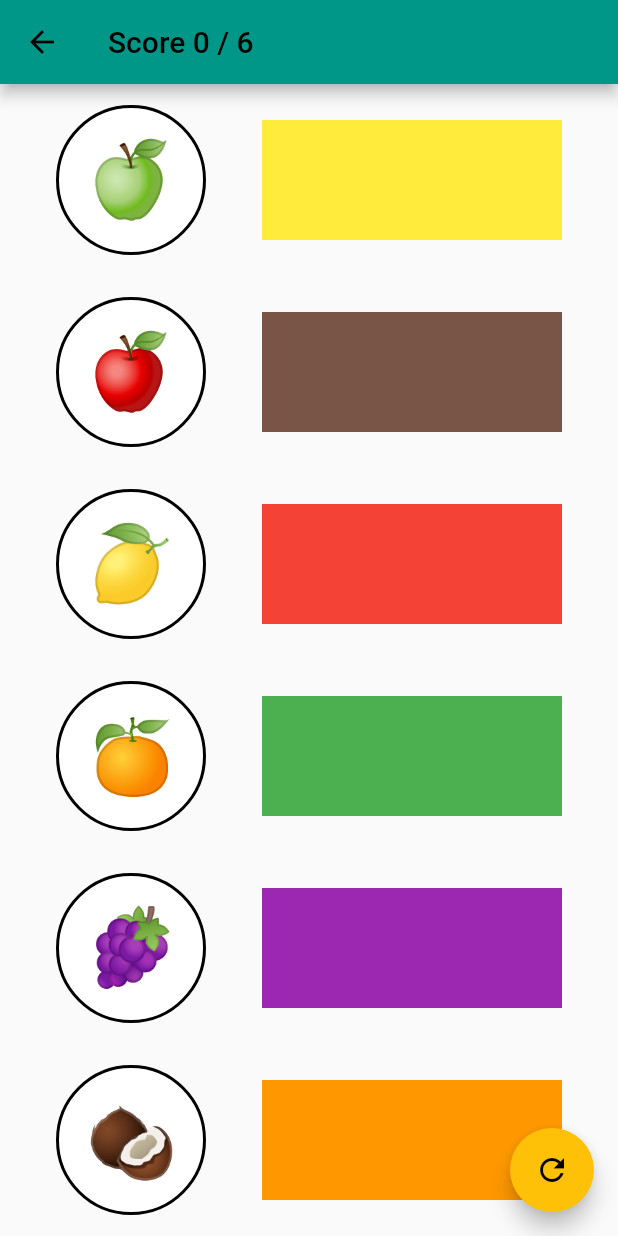
After one commit to myanar7/Babify, a Flutter app: the ColorGame screen opened directly, on a phone screen of 412 x 824 dp. The commit adds this screen. Run offline on Flutter 3.47's test engine with Material 2 defaults, Android fonts, the light colour scheme and no system bars; our stand-ins replace audioplayers, flutter_riverpod, focused_menu, hooks_riverpod, image_picker, youtube_player_flutter; missing offline and left inert: age_calculator; network calls fail.

Commit message:
Color Match Game Added

```diff
--- /dev/null
+++ b/lib/View/color_match_game_page.dart
@@ -0,0 +1,130 @@
+import 'dart:math';
+
+import 'package:audioplayers/audioplayers.dart';
+import 'package:flutter/material.dart';
+
+class ColorGame extends StatefulWidget {
+  const ColorGame({Key? key}) : super(key: key);
+
+  createState() => ColorGameState();
+}
+
+class ColorGameState extends State<ColorGame> {
+  //Map to keep track of the score
+  final Map<String, bool> score = {};
+
+  //Choices
+  final Map choices = {
+    '🍏': Colors.green,
+    '🍎': Colors.red,
+    '🍋': Colors.yellow,
+    '🍊': Colors.orange,
+    '🍇': Colors.purple,
+    '🥥': Colors.brown
+  };
+
+  int seed = 0;
+
+  //Play sound
+  AudioCache _audioController = AudioCache();
+
+  @override
+  Widget build(BuildContext context) {
+    return Scaffold(
+      appBar: AppBar(
+        title: Text('Score ${score.length} / 6'),
+        backgroundColor: Colors.teal,
+      ),
+      floatingActionButton: FloatingActionButton(
+        child: Icon(Icons.refresh),
+        onPressed: () {
+          setState(() {
+            score.clear();
+            seed++;
+          });
+        },
+      ),
+      body: Row(
+        mainAxisAlignment: MainAxisAlignment.spaceEvenly,
+        children: [
+          Column(
+              mainAxisAlignment: MainAxisAlignment.spaceAround,
+              crossAxisAlignment: CrossAxisAlignment.end,
+              children: choices.keys.map((emoji) {
+                return Draggable<String>(
+                  data: emoji,
+                  child: Emoji(emoji: score[emoji] == true ? '✅' : emoji),
+                  feedback: Emoji(emoji: emoji),
+                  childWhenDragging: const Emoji(emoji: '🌱'),
+                );
+              }).toList()), //end of column 1
+          Column(
+            mainAxisAlignment: MainAxisAlignment.spaceAround,
+            crossAxisAlignment: CrossAxisAlignment.start,
+            children:
+                choices.keys.map((emoji) => _builDragTarget(emoji)).toList()
+                  ..shuffle(Random(seed)),
+          )
+        ],
+      ),
+    );
+  }
+
+  Widget _builDragTarget(emoji) {
+    return DragTarget<String>(
+      builder: (BuildContext context, List<String?> incoming, List rejected) {
+        if (score[emoji] == true) {
+          return Container(
+            color: Colors.white,
+            child: Text('Correct'),
+            alignment: Alignment.center,
+            height: 80,
+            width: 200,
+          );
+        } else {
+          return Container(
+            color: choices[emoji],
+            height: 80,
+            width: 200,
+          );
+        }
+      },
+      onWillAccept: (data) => data == emoji,
+      onAccept: (data) {
+        setState(() {
+          score[emoji] = true;
+        });
+        _audioController.play('success.mp3');
+      },
+      onLeave: (data) {},
+    );
+  }
+}
+
+class Emoji extends StatelessWidget {
+  const Emoji({Key? key, required this.emoji}) : super(key: key);
+
+  final String emoji;
+
+  @override
+  Widget build(BuildContext context) {
+    return Material(
+      color: Colors.transparent,
+      child: Container(
+        height: 100,
+        width: 100,
+        child: Center(
+          child: Text(
+            emoji,
+            style: TextStyle(color: Colors.black, fontSize: 50),
+          ),
+        ),
+        decoration: BoxDecoration(
+          border: Border.all(color: Colors.black, width: 2),
+          color: Colors.white,
+          shape: BoxShape.circle,
+        ),
+      ),
+    );
+  }
+}
--- a/lib/main.dart
+++ b/lib/main.dart
@@ -1,5 +1,6 @@
 import 'package:flutter/material.dart';
 import 'package:flutter_application_1/View/album_page.dart';
+import 'package:flutter_application_1/View/color_match_game_page.dart';
 import 'package:flutter_application_1/View/comment_page.dart';
 import 'package:flutter_application_1/View/new_baby_profile.dart';
 import 'package:hooks_riverpod/hooks_riverpod.dart';
@@ -40,6 +41,7 @@ class _MyHomePageState extends State<MyHomePage> with TickerProviderStateMixin {
     const Tab(icon: Icon(Icons.photo)),
     const Tab(icon: Icon(Icons.comment)),
     const Tab(icon: Icon(Icons.video_collection)),
+    const Tab(icon: Icon(Icons.gamepad)),
   ];
 
   @override
@@ -76,7 +78,8 @@ class _MyHomePageState extends State<MyHomePage> with TickerProviderStateMixin {
             NewBabyProfilePage(),
             EntartainmentPage(),
             AlbumPage(),
-            CommentPage()
+            CommentPage(),
+            ColorGame(),
           ],
         ),
       ),
```
Also changed, not shown: pubspec.yaml (+4 -3 lines), pubspec.lock, 1 other file.
